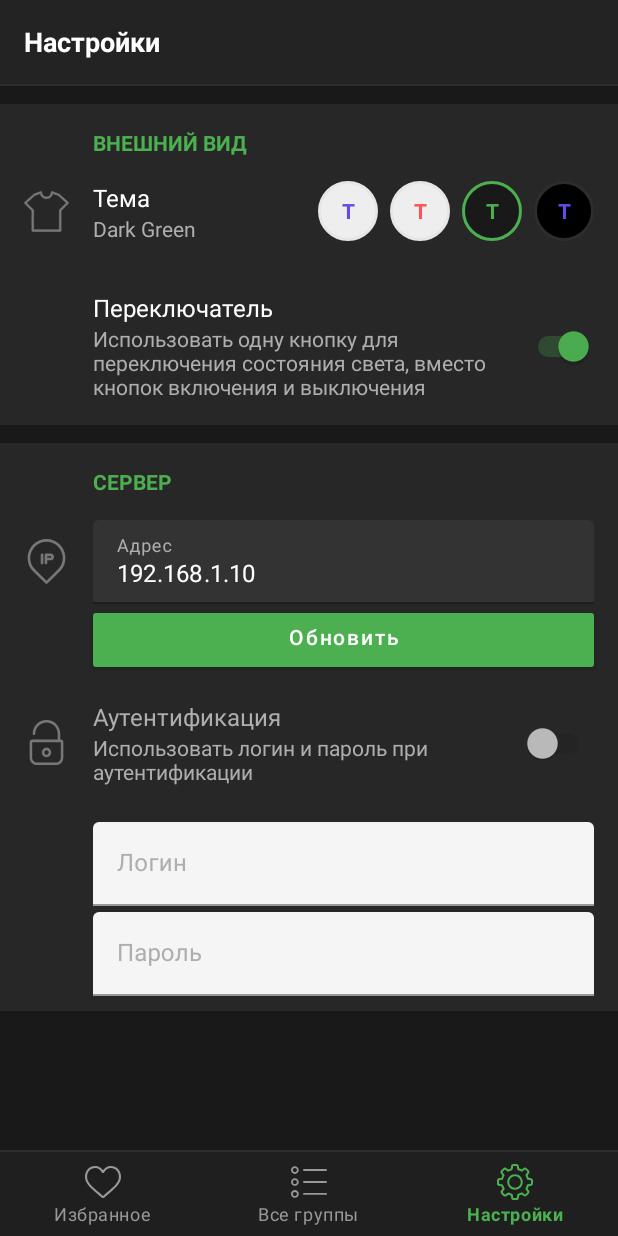
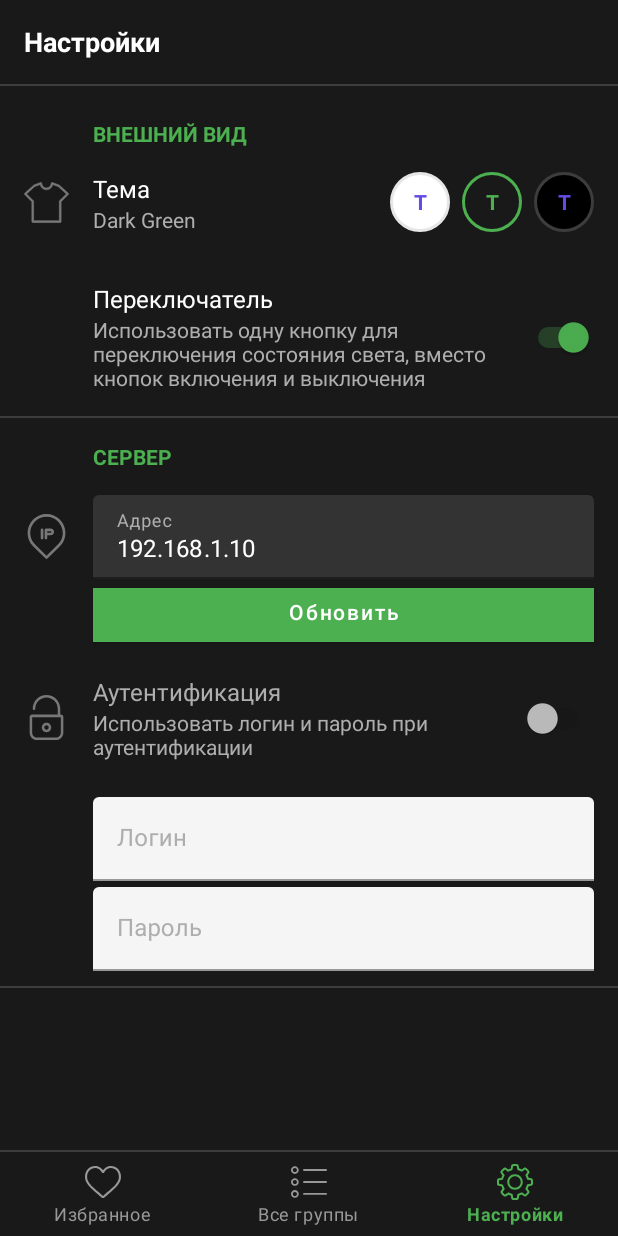
Before and after one commit to enxy0/Noolite, an Android app: the screen it shows after launch (MainActivity), item 3 of the bottom bar chosen, on a phone screen of 412 x 824 dp. Run offline under Robolectric (Android 15) with nearby library versions, the phone set to English and light mode, and no system bars; our stand-ins replace Dagger/Hilt's generated code; libraries missing offline, so code that uses them is left out: com.jakewharton.retrofit2; Roboto replaces fonts that are not available here; 3 statements that could not run were skipped.

Commit message:
Update UI. Remove White-Red theme. Code Refactor.

```diff
--- a/app/src/main/java/com/enxy/noolite/core/platform/FileManager.kt
+++ b/app/src/main/java/com/enxy/noolite/core/platform/FileManager.kt
@@ -26,7 +26,6 @@ class FileManager @Inject constructor(private val appContext: Context) {
 
         // Themes keys
         const val WHITE_BLUE_THEME_VALUE = "white_blue"
-        const val WHITE_RED_THEME_VALUE = "white_red"
         const val DARK_GREEN_THEME_VALUE = "dark_green"
         const val BLACK_BLUE_THEME_VALUE = "black_blue"
     }
--- a/app/src/main/java/com/enxy/noolite/features/ChannelFragment.kt
+++ b/app/src/main/java/com/enxy/noolite/features/ChannelFragment.kt
@@ -43,11 +43,15 @@ class ChannelFragment : BaseFragment() {
 
     override fun onResume() {
         super.onResume()
-        if (isOpenedAsFavouriteFragment())
+        if (isOpenedAsFavouriteFragment()) {
             if (viewModel.favouriteGroupElement.value == null)
                 setToolbarTitle(R.string.title_favourite)
             else
                 setToolbarTitle(viewModel.favouriteGroupElement.value!!.name)
+        } else {
+            setUpBackButton()
+            setToolbarTitle(viewModel.chosenGroupElement.value!!.name)
+        }
     }
 
     companion object {
@@ -84,18 +88,24 @@ class ChannelFragment : BaseFragment() {
     }
 
 
-    override fun onStop() {
-        super.onStop()
+    override fun onPause() {
+        super.onPause()
         hideBackButton()
         if (!isOpenedAsFavouriteFragment())
             setToolbarTitle(R.string.title_groups)
         viewModel.let {
-            if (it.chosenGroupElement.value != null)
-                it.chosenGroupElement.value = null
             it.chosenGroupElement.removeObservers(this)
             it.chosenFailure.removeObservers(this)
             it.favouriteGroupElement.removeObservers(this)
             it.favouriteFailure.removeObservers(this)
+        }
+    }
+
+    override fun onDestroyView() {
+        super.onDestroyView()
+        with(viewModel.chosenGroupElement) {
+            if (value != null)
+                value = null
         }
     }
 
--- a/app/src/main/java/com/enxy/noolite/features/MainActivity.kt
+++ b/app/src/main/java/com/enxy/noolite/features/MainActivity.kt
@@ -20,7 +20,6 @@ class MainActivity : BaseActivity() {
     @Inject
     lateinit var viewModelFactory: ViewModelProvider.Factory
     private lateinit var viewModel: MainViewModel
-    private var currentFragmentPosition = -1
 
     companion object {
         const val CHANNEL_FRAGMENT_POSITION = 0
@@ -37,8 +36,8 @@ class MainActivity : BaseActivity() {
         setContentView(R.layout.activity_base)
         setUpToolbar()
         setUpViewPager()
+        setUpNavView()
         showDefaultFragment()
-        setUpNavView()
         if (Build.VERSION.SDK_INT <= Build.VERSION_CODES.O) {
             window.navigationBarColor = ContextCompat.getColor(this, android.R.color.black)
         }
@@ -62,7 +61,6 @@ class MainActivity : BaseActivity() {
 
     private fun setUpTheme() {
         when (viewModel.settingsManager.currentTheme) {
-            FileManager.WHITE_RED_THEME_VALUE -> setTheme(R.style.AppTheme_White_Red)
             FileManager.WHITE_BLUE_THEME_VALUE -> setTheme(R.style.AppTheme_White_Blue)
             FileManager.DARK_GREEN_THEME_VALUE -> setTheme(R.style.AppTheme_Dark_Green)
             FileManager.BLACK_BLUE_THEME_VALUE -> setTheme(R.style.AppTheme_Black_Blue)
@@ -73,10 +71,8 @@ class MainActivity : BaseActivity() {
         if (supportFragmentManager.findFragmentById(R.id.fragmentHolder) == null)
             if (viewModel.settingsManager.themeChanged) {
                 navView.selectedItemId = R.id.navigation_settings
-                viewPager.currentItem = SETTINGS_FRAGMENT_POSITION
             } else {
                 navView.selectedItemId = R.id.navigation_favourite
-                viewPager.currentItem = CHANNEL_FRAGMENT_POSITION
             }
     }
 
@@ -94,12 +90,7 @@ class MainActivity : BaseActivity() {
             }
 
             override fun onPageSelected(position: Int) {
-                when (position) {
-                    CHANNEL_FRAGMENT_POSITION -> navView.selectedItemId = R.id.navigation_favourite
-                    GROUP_FRAGMENT_POSITION -> navView.selectedItemId = R.id.navigation_groups
-                    SETTINGS_FRAGMENT_POSITION -> navView.selectedItemId = R.id.navigation_settings
-
-                }
+                navView.menu.getItem(position).isChecked = true
             }
 
             override fun onPageScrollStateChanged(state: Int) {
@@ -114,16 +105,13 @@ class MainActivity : BaseActivity() {
             when (it.itemId) {
                 R.id.navigation_favourite -> {
                     viewPager.currentItem = CHANNEL_FRAGMENT_POSITION
-                    currentFragmentPosition = CHANNEL_FRAGMENT_POSITION
                     return@setOnNavigationItemSelectedListener true
                 }
                 R.id.navigation_groups -> {
                     viewPager.currentItem = GROUP_FRAGMENT_POSITION
-                    currentFragmentPosition = GROUP_FRAGMENT_POSITION
                     return@setOnNavigationItemSelectedListener true
                 }
                 R.id.navigation_settings -> {
-                    currentFragmentPosition = SETTINGS_FRAGMENT_POSITION
                     viewPager.currentItem = SETTINGS_FRAGMENT_POSITION
                     return@setOnNavigationItemSelectedListener true
                 }
--- a/app/src/main/res/drawable/bottom_nav_icon_color_selector.xml
+++ b/app/src/main/res/drawable/bottom_nav_icon_color_selector.xml
@@ -1,6 +1,5 @@
 <?xml version="1.0" encoding="utf-8"?>
 <selector xmlns:android="http://schemas.android.com/apk/res/android">
-    <item android:state_checked="true" android:color="?attr/colorPrimary"/>
-    <item android:state_pressed="true" android:state_enabled="true" android:color="?attr/colorPrimary"/>
-    <item android:color="?attr/inactiveNavigationIconColor"/>
+    <item android:color="?attr/colorPrimary" android:state_checked="true" />
+    <item android:color="?attr/inactiveNavigationIconColor" android:state_checked="false" />
 </selector>
--- a/app/src/main/res/layout/activity_base.xml
+++ b/app/src/main/res/layout/activity_base.xml
@@ -1,53 +1,50 @@
 <?xml version="1.0" encoding="utf-8"?>
 
-<androidx.constraintlayout.widget.ConstraintLayout
-        xmlns:android="http://schemas.android.com/apk/res/android"
+<androidx.constraintlayout.widget.ConstraintLayout xmlns:android="http://schemas.android.com/apk/res/android"
     xmlns:app="http://schemas.android.com/apk/res-auto"
     android:layout_width="match_parent"
     android:layout_height="match_parent"
     android:fitsSystemWindows="true"
-        android:orientation="vertical"
->
+    android:orientation="vertical">
+
     <androidx.coordinatorlayout.widget.CoordinatorLayout
         android:id="@+id/main_content"
         android:layout_width="match_parent"
         android:layout_height="0dp"
         android:layout_weight="1"
         android:fitsSystemWindows="true"
-            app:layout_constraintTop_toTopOf="parent"
+        app:layout_constraintBottom_toTopOf="@id/navView"
+        app:layout_constraintEnd_toEndOf="parent"
         app:layout_constraintStart_toStartOf="parent"
-            app:layout_constraintEnd_toEndOf="parent"
-            app:layout_constraintBottom_toTopOf="@id/navView"
-    >
+        app:layout_constraintTop_toTopOf="parent">
+
         <com.google.android.material.appbar.AppBarLayout
             android:id="@+id/appBarLayout"
             android:layout_width="match_parent"
             android:layout_height="wrap_content"
             android:background="?attr/toolbarColor"
-                app:elevation="0dp"
             android:theme="@style/AppTheme.AppBarOverlay"
-        >
+            app:elevation="0dp">
+
             <androidx.appcompat.widget.Toolbar
                 android:id="@+id/toolbar"
-                    app:contentInsetStartWithNavigation="0dp"
                 android:layout_width="match_parent"
                 android:layout_height="?attr/actionBarSize"
+                android:theme="@style/toolbar"
+                app:contentInsetStartWithNavigation="0dp"
+                app:layout_scrollFlags="enterAlways"
+                app:popupTheme="@style/AppTheme.PopupOverlay"
                 app:title="My room"
-                    app:layout_scrollFlags="enterAlways"
-                    android:theme="@style/toolbar"
-                    app:titleTextAppearance="@style/toolbarTextAppearance"
-                    app:popupTheme="@style/AppTheme.PopupOverlay"
-            >
-            </androidx.appcompat.widget.Toolbar>
+                app:titleTextAppearance="@style/toolbarTextAppearance" />
 
             <View style="@style/divider" />
         </com.google.android.material.appbar.AppBarLayout>
+
         <FrameLayout
             android:id="@+id/fragmentHolder"
+            android:layout_width="match_parent"
             android:layout_height="match_parent"
-                android:layout_width="match_parent"
-                app:layout_behavior="com.google.android.material.appbar.AppBarLayout$ScrollingViewBehavior"
-        >
+            app:layout_behavior="com.google.android.material.appbar.AppBarLayout$ScrollingViewBehavior">
 
             <androidx.viewpager.widget.ViewPager
                 android:id="@+id/viewPager"
@@ -55,23 +52,23 @@
                 android:layout_height="match_parent" />
         </FrameLayout>
     </androidx.coordinatorlayout.widget.CoordinatorLayout>
+
     <View
         style="@style/divider"
         app:layout_constraintBottom_toTopOf="@id/navView"
-            app:layout_constraintStart_toStartOf="parent"
         app:layout_constraintEnd_toEndOf="parent"
-    />
+        app:layout_constraintStart_toStartOf="parent" />
+
     <com.google.android.material.bottomnavigation.BottomNavigationView
-            app:layout_constraintBottom_toBottomOf="parent"
-            app:layout_constraintStart_toStartOf="parent"
-            app:layout_constraintEnd_toEndOf="parent"
         android:id="@+id/navView"
-            app:elevation="0dp"
         android:layout_width="0dp"
         android:layout_height="wrap_content"
+        android:background="?attr/bottomNavigationBarColor"
+        app:elevation="0dp"
         app:itemIconTint="@drawable/bottom_nav_icon_color_selector"
         app:itemTextColor="@drawable/bottom_nav_icon_color_selector"
-            android:background="?attr/bottomNavigationBarColor"
-            app:menu="@menu/bottom_nav_menu"
-    />
+        app:layout_constraintBottom_toBottomOf="parent"
+        app:layout_constraintEnd_toEndOf="parent"
+        app:layout_constraintStart_toStartOf="parent"
+        app:menu="@menu/bottom_nav_menu" />
 </androidx.constraintlayout.widget.ConstraintLayout>
--- a/app/src/main/res/layout/content_error.xml
+++ b/app/src/main/res/layout/content_error.xml
@@ -8,7 +8,6 @@
     android:layout_marginStart="6dp"
     android:layout_marginTop="12dp"
     android:layout_marginEnd="6dp"
-    android:background="?attr/itemBackgroundColor"
     android:orientation="vertical"
     android:visibility="gone"
     tools:visibility="visible">
--- a/app/src/main/res/layout/fragment_settings.xml
+++ b/app/src/main/res/layout/fragment_settings.xml
@@ -11,19 +11,14 @@
         android:id="@+id/appearanceLinearLayout"
         android:layout_width="match_parent"
         android:layout_height="wrap_content"
-            android:background="?android:attr/windowBackground"
         android:orientation="vertical">
 
         <LinearLayout
             android:id="@+id/appearanceSectionLinearLayout"
             android:layout_width="match_parent"
             android:layout_height="wrap_content"
-            android:background="?attr/itemBackgroundColor"
-                android:orientation="vertical">
-
-            <View
-                    style="@style/itemDivider"
-                    android:layout_height="12dp" />
+            android:orientation="vertical"
+            android:paddingTop="6dp">
 
             <TextView
                 android:id="@+id/appearanceSectionTextView"
@@ -90,18 +85,6 @@
                     android:thumb="@null" />
 
                 <Switch
-                        android:id="@+id/whiteRedThemeSwitch"
-                        android:layout_width="40dp"
-                        android:layout_height="40dp"
-                        android:layout_marginEnd="8dp"
-                        android:background="@drawable/peach_theme_selector"
-                        android:text="@string/settings_theme_text"
-                        android:textAlignment="center"
-                        android:textColor="@color/colorAccentPeach"
-                        android:textStyle="bold"
-                        android:thumb="@null" />
-
-                <Switch
                     android:id="@+id/darkGreenThemeSwitch"
                     android:layout_width="40dp"
                     android:layout_height="40dp"
@@ -144,6 +127,7 @@
                     android:layout_height="wrap_content"
                     android:layout_weight="1"
                     android:orientation="vertical"
+                    android:paddingStart="0dp"
                     android:paddingEnd="6dp">
 
                     <TextView
@@ -171,15 +155,12 @@
 
         </LinearLayout>
 
-        <View
-                style="@style/itemDivider"
-                android:layout_height="12dp" />
+        <View style="@style/divider" />
 
         <LinearLayout
             android:id="@+id/serverSectionLinearLayout"
             android:layout_width="match_parent"
             android:layout_height="wrap_content"
-            android:background="?attr/itemBackgroundColor"
             android:orientation="vertical"
             android:paddingBottom="10dp">
 
@@ -320,8 +301,6 @@
             </com.google.android.material.textfield.TextInputLayout>
         </LinearLayout>
 
-        <View
-                style="@style/itemDivider"
-                android:layout_height="12dp" />
+        <View style="@style/divider" />
     </LinearLayout>
 </ScrollView>
--- a/app/src/main/res/menu/bottom_nav_menu.xml
+++ b/app/src/main/res/menu/bottom_nav_menu.xml
@@ -1,19 +1,15 @@
 <?xml version="1.0" encoding="utf-8"?>
 <menu xmlns:android="http://schemas.android.com/apk/res/android">
-
     <item
         android:id="@+id/navigation_favourite"
         android:icon="@drawable/ic_heart"
         android:title="@string/title_favourite" />
-
     <item
         android:id="@+id/navigation_groups"
         android:icon="@drawable/ic_group_list"
         android:title="@string/title_groups" />
-
     <item
         android:id="@+id/navigation_settings"
         android:icon="@drawable/ic_settings"
-            android:title="@string/title_settings"/>
-
+        android:title="@string/title_settings" />
 </menu>
--- a/app/src/main/res/values/colors.xml
+++ b/app/src/main/res/values/colors.xml
@@ -19,7 +19,7 @@
     <color name="colorAccentBlack">#1976D2</color>
     <color name="colorPrimaryBlack">#1976D2</color>
 
-    <color name="itemBackgroundColor">#FFFFFF</color>
+    <color name="itemBackgroundColor">#F2F2F2</color>
     <color name="itemBackgroundColorDark">#272727</color>
     <color name="itemBackgroundColorBlack">#161616</color>
 
@@ -29,13 +29,13 @@
     <color name="colorPrimaryDarker">#FFFFFF</color>
     <color name="colorAccentDarker">#4CAF50</color>
 
-    <color name="bottomNavigationBarColorLight">#FFFFFF</color>
-    <color name="bottomNavigationBarColorDark">#1F1F1F</color>
-    <color name="bottomNavigationBarColorBlack">#121212</color>
+    <!--    <color name="bottomNavigationBarColorLight">#FFFFFF</color>-->
+    <!--    <color name="bottomNavigationBarColorDark">#1F1F1F</color>-->
+    <!--    <color name="bottomNavigationBarColorBlack">#121212</color>-->
 
-    <color name="navigation">#FFFFFF</color>
-    <color name="navigationDarker">#1F1F1F</color>
-    <color name="navigationBlack">#121212</color>
+    <!--    <color name="navigation">#FFFFFF</color>-->
+    <!--    <color name="navigationDarker">#1F1F1F</color>-->
+    <!--    <color name="navigationBlack">#121212</color>-->
 
     <color name="inputLayoutBackgroundColor">#F5F5F5</color>
     <color name="inputLayoutBackgroundColorDark">#333333</color>
@@ -45,15 +45,15 @@
     <color name="inactiveIconColorDark">#989898</color>
     <color name="inactiveIconColorBlack">#AAAAAA</color>
 
-    <color name="dividerBlack">#1E1E1E</color>
-    <color name="dividerDark">#2D2D2D</color>
+    <color name="dividerBlack">#2F2F2F</color>
+    <color name="dividerDark">#3D3D3D</color>
     <color name="dividerLight">#e6e6e6</color>
 
     <color name="inactiveMainButtonColorLight">#E5E5E5</color>
     <color name="inactiveMainButtonColorDark">#383838</color>
     <color name="inactiveMainButtonColorBlack">#333333</color>
 
-    <color name="backgroundLight">#EEEEEE</color>
+    <color name="backgroundLight">#FFFFFF</color>
     <color name="backgroundDark">#191919</color>
     <color name="backgroundBlack">#000000</color>
 
@@ -65,9 +65,9 @@
     <color name="infoIconColorDark">#777777</color>
     <color name="infoIconColorBlack">#777777</color>
 
-    <color name="toolbarColorLight">#FFFFFF</color>
-    <color name="toolbarColorDark">#232323</color>
-    <color name="toolbarColorBlack">#161616</color>
+    <!--    <color name="toolbarColorLight">#FFFFFF</color>-->
+    <!--    <color name="toolbarColorDark">#232323</color>-->
+    <!--    <color name="toolbarColorBlack">#161616</color>-->
 
     <color name="defaultRippleColorLight">#1A000000</color>
     <color name="defaultRippleColorDark">#1AFFFFFF</color>
--- a/app/src/main/res/values/styles.xml
+++ b/app/src/main/res/values/styles.xml
@@ -8,16 +8,20 @@
         <item name="colorPrimary">@color/colorPrimary</item>
         <item name="colorPrimaryDark">@android:color/black</item>
         <item name="colorAccent">@color/colorAccent</item>
-        <item name="bottomNavigationBarColor">@color/bottomNavigationBarColorLight</item>
+        <!--        <item name="bottomNavigationBarColor">@color/bottomNavigationBarColorLight</item>-->
+        <item name="bottomNavigationBarColor">@color/backgroundLight</item>
         <item name="toolbarTextColor">@android:color/black</item>
         <item name="android:textColorPrimary">@android:color/black</item>
-        <item name="android:navigationBarColor">@color/navigation</item>
+        <!--        <item name="android:navigationBarColor">@color/navigation</item>-->
+        <item name="android:navigationBarColor">@color/backgroundLight</item>
         <item name="android:windowBackground">@color/backgroundLight</item>
         <item name="itemBackgroundColor">@color/itemBackgroundColor</item>
         <item name="inactiveNavigationIconColor">@color/inactiveIconColor</item>
         <item name="inputLayoutBackgroundColor">@color/inputLayoutBackgroundColor</item>
-        <item name="toolbarColor">@color/toolbarColorLight</item>
-        <item name="android:statusBarColor">@color/toolbarColorLight</item>
+        <!--        <item name="toolbarColor">@color/toolbarColorLight</item>-->
+        <item name="toolbarColor">@color/backgroundLight</item>
+        <!--        <item name="android:statusBarColor">@color/toolbarColorLight</item>-->
+        <item name="android:statusBarColor">@color/backgroundLight</item>
         <item name="dividerColor">@color/dividerLight</item>
         <item name="android:windowLightStatusBar">true</item>
     </style>
@@ -44,8 +48,10 @@
         <item name="infoIconColor">@color/infoIconColorDark</item>
         <item name="buttonIconColor">@color/buttonIconColorDark</item>
         <item name="inactiveMainButtonColor">@color/inactiveMainButtonColorDark</item>
-        <item name="android:statusBarColor">@color/toolbarColorDark</item>
-        <item name="toolbarColor">@color/toolbarColorDark</item>
+        <!--        <item name="android:statusBarColor">@color/toolbarColorDark</item>-->
+        <item name="android:statusBarColor">@color/backgroundDark</item>
+        <!--        <item name="toolbarColor">@color/toolbarColorDark</item>-->
+        <item name="toolbarColor">@color/backgroundDark</item>
         <item name="dividerColor">@color/dividerDark</item>
         <item name="inputLayoutBackgroundColor">@color/inputLayoutBackgroundColorDark</item>
         <item name="inactiveNavigationIconColor">@color/inactiveIconColorDark</item>
@@ -53,8 +59,10 @@
         <item name="toolbarTextColor">@android:color/white</item>
         <item name="colorPrimaryDark">@android:color/black</item>
         <item name="colorAccent">@color/colorAccentDarker</item>
-        <item name="bottomNavigationBarColor">@color/bottomNavigationBarColorDark</item>
-        <item name="android:navigationBarColor">@color/navigationDarker</item>
+        <!--        <item name="bottomNavigationBarColor">@color/bottomNavigationBarColorDark</item>-->
+        <item name="bottomNavigationBarColor">@color/backgroundDark</item>
+        <!--        <item name="android:navigationBarColor">@color/navigationDarker</item>-->
+        <item name="android:navigationBarColor">@color/backgroundDark</item>
         <item name="android:textColorPrimary">@color/textColorPrimaryInverse</item>
         <item name="android:textColorSecondary">@color/textColorSecondaryInverse</item>
         <item name="itemBackgroundColor">@color/itemBackgroundColorDark</item>
@@ -68,8 +76,10 @@
         <item name="infoIconColor">@color/infoIconColorBlack</item>
         <item name="buttonIconColor">@color/buttonIconColorBlack</item>
         <item name="inactiveMainButtonColor">@color/inactiveMainButtonColorBlack</item>
-        <item name="android:statusBarColor">@color/toolbarColorBlack</item>
-        <item name="toolbarColor">@color/toolbarColorBlack</item>
+        <!--        <item name="android:statusBarColor">@color/toolbarColorBlack</item>-->
+        <item name="android:statusBarColor">@color/backgroundBlack</item>
+        <!--        <item name="toolbarColor">@color/toolbarColorBlack</item>-->
+        <item name="toolbarColor">@color/backgroundBlack</item>
         <item name="dividerColor">@color/dividerBlack</item>
         <item name="inputLayoutBackgroundColor">@color/inputLayoutBackgroundColorBlack</item>
         <item name="inactiveNavigationIconColor">@color/inactiveIconColorBlack</item>
@@ -77,8 +87,10 @@
         <item name="toolbarTextColor">@android:color/white</item>
         <item name="colorPrimaryDark">@android:color/black</item>
         <item name="colorAccent">@color/colorAccentBlack</item>
-        <item name="bottomNavigationBarColor">@color/bottomNavigationBarColorBlack</item>
-        <item name="android:navigationBarColor">@color/navigationBlack</item>
+        <!--        <item name="bottomNavigationBarColor">@color/bottomNavigationBarColorBlack</item>-->
+        <item name="bottomNavigationBarColor">@color/backgroundBlack</item>
+        <!--        <item name="android:navigationBarColor">@color/navigationBlack</item>-->
+        <item name="android:navigationBarColor">@color/backgroundBlack</item>
         <item name="android:textColorPrimary">@color/textColorPrimaryInverse</item>
         <item name="android:textColorSecondary">@color/textColorSecondaryInverse</item>
         <item name="itemBackgroundColor">@color/itemBackgroundColorBlack</item>
@@ -128,8 +140,9 @@
         <item name="windowNoTitle">true</item>
     </style>
 
-    <style name="AppTheme.AppBarOverlay" parent="ThemeOverlay.MaterialComponents.Dark.ActionBar"/>
-    <style name="AppTheme.PopupOverlay" parent="ThemeOverlay.MaterialComponents.Light"/>
+    <style name="AppTheme.AppBarOverlay" parent="ThemeOverlay.MaterialComponents.Dark.ActionBar" />
+
+    <style name="AppTheme.PopupOverlay" parent="ThemeOverlay.MaterialComponents.Light" />
 
     <style name="toolbar">
         <item name="android:actionButtonStyle">@style/myActionButtonStyle</item>
@@ -172,7 +185,7 @@
     <style name="materialButton" parent="Widget.MaterialComponents.Button">
         <item name="android:textSize">14sp</item>
         <item name="android:textAllCaps">false</item>
-        <item name="cornerRadius">2dp</item>
+        <item name="cornerRadius">0dp</item>
         <item name="android:layout_width">match_parent</item>
         <item name="android:layout_height">wrap_content</item>
     </style>
```
Also changed, not shown: app/build.gradle (+11 -5 lines), app/src/main/java/com/enxy/noolite/features/SettingsFragment.kt (+0 -8 lines), app/src/main/java/com/enxy/noolite/features/SettingsManager.kt (+10 -3 lines), app/src/main/res/layout/fragment_channel.xml (+10 -13 lines), app/src/main/res/layout/fragment_group.xml (+5 -5 lines), app/src/main/res/layout/item_default.xml (+76 -95 lines), 1 other file. Lines whose indentation alone changed are shown as unchanged.
